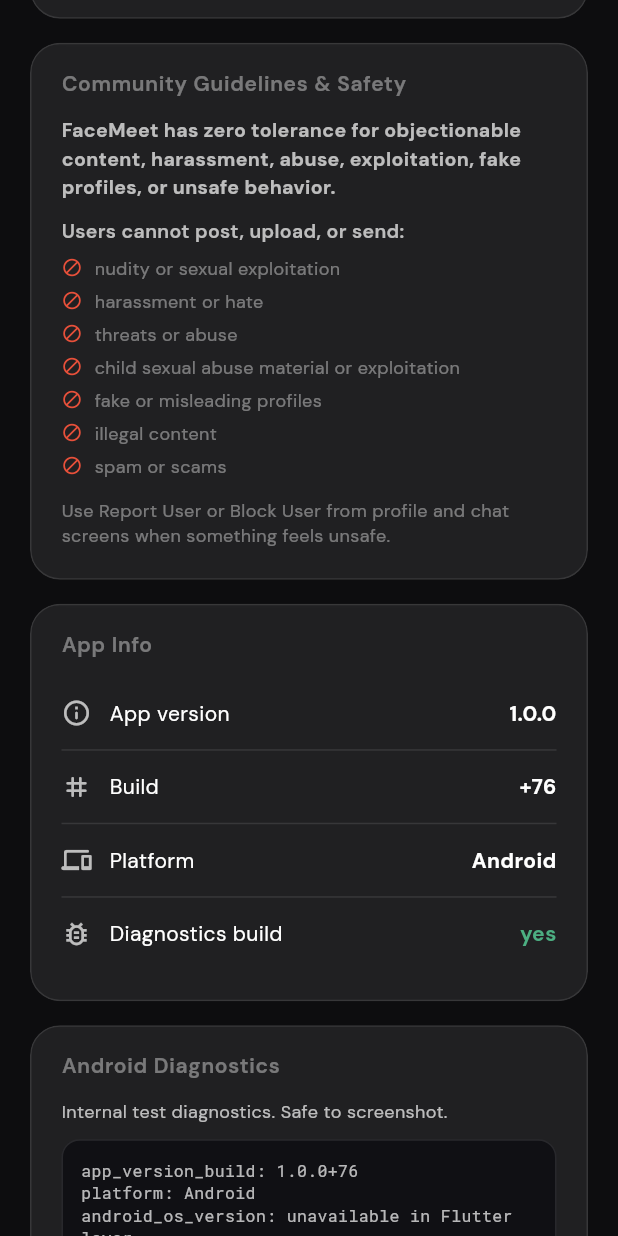
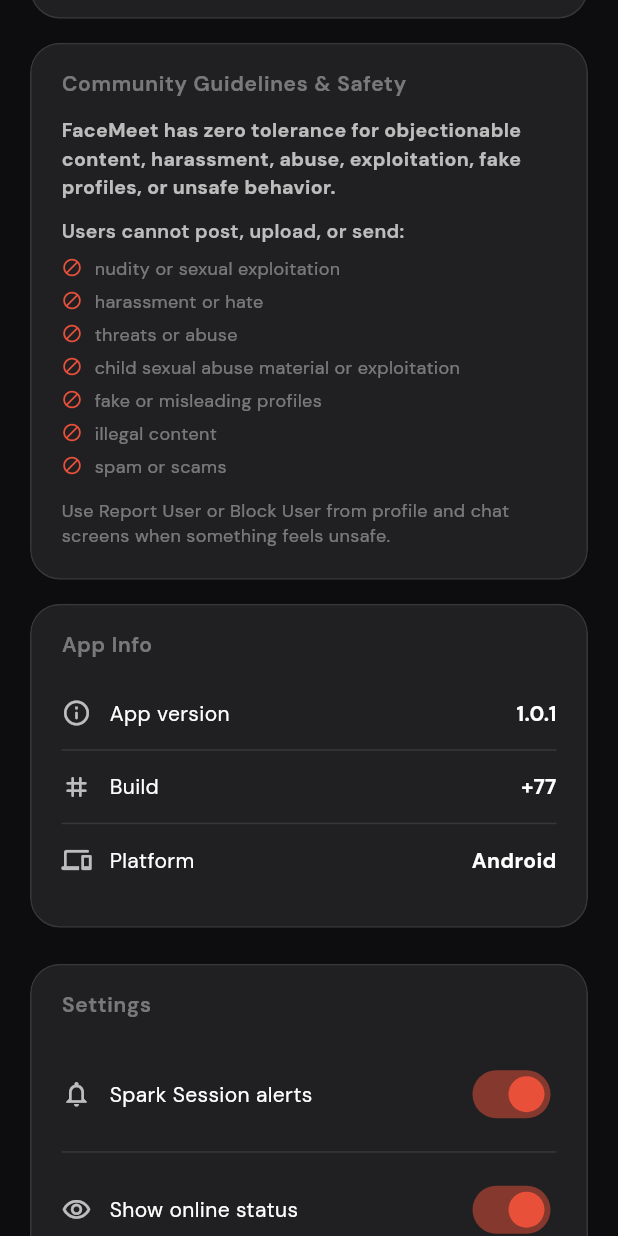
Before and after one commit to connectwithsimeon-hue/facemeet-app, a Flutter app: the ProfileScreen screen opened directly, scrolled down 1152 dp, on a phone screen of 412 x 824 dp. Run offline on Flutter 3.47's test engine with Material 3 defaults, Android fonts, the phone set to English and light mode, and no system bars; our stand-ins replace app_links, cached_network_image, camera, dio, firebase_core, firebase_messaging and 16 more; missing offline and left inert: daily_flutter, dart:html, dart:js_util, dart:ui_web, google_mlkit_face_detection, purchases_flutter and 1 more; accounts and stored records are empty; network calls fail.

Commit message:
Remove production diagnostics UI

```diff
--- a/lib/presentation/profile_screen/profile_screen.dart
+++ b/lib/presentation/profile_screen/profile_screen.dart
@@ -12,7 +12,6 @@
 import 'package:url_launcher/url_launcher.dart';
 
 import '../../routes/app_routes.dart';
-import '../../services/android_diagnostics_service.dart';
 import '../../services/content_filter_service.dart';
 import '../../services/presence_service.dart';
 import '../../services/realtime_notification_service.dart';
@@ -66,7 +65,6 @@
     _loadStats();
     _loadReferralData();
     _subscribeToMatchesRealtime();
-    AndroidDiagnosticsService.instance.load();
     if (kIsWeb) _loadNotificationState();
   }
 
@@ -948,10 +946,6 @@
         _buildCommunityGuidelinesCard(),
         const SizedBox(height: 16),
         _buildAppInfoCard(),
-        if (!kIsWeb && defaultTargetPlatform == TargetPlatform.android) ...[
-          const SizedBox(height: 16),
-          _buildAndroidDiagnosticsCard(),
-        ],
         const SizedBox(height: 24),
         _SectionCard(
           title: 'Settings',
@@ -1178,72 +1172,6 @@
     );
   }
 
-  Widget _buildAndroidDiagnosticsCard() {
-    return _SectionCard(
-      title: 'Android Diagnostics',
-      child: AnimatedBuilder(
-        animation: AndroidDiagnosticsService.instance,
-        builder: (context, _) {
-          return FutureBuilder<List<String>>(
-            future: AndroidDiagnosticsService.instance.buildProfileLines(),
-            builder: (context, snapshot) {
-              final lines =
-                  snapshot.data ?? const ['Loading Android diagnostics...'];
-              return Column(
-                crossAxisAlignment: CrossAxisAlignment.stretch,
-                children: [
-                  Text(
-                    'Internal test diagnostics. Safe to screenshot.',
-                    style: GoogleFonts.dmSans(
-                      fontSize: 12,
-                      color: AppTheme.textSecondary,
-                    ),
-                  ),
-                  const SizedBox(height: 10),
-                  Container(
-                    constraints: const BoxConstraints(maxHeight: 360),
-                    padding: const EdgeInsets.all(12),
-                    decoration: BoxDecoration(
-                      color: const Color(0xFF101014),
-                      borderRadius: BorderRadius.circular(12),
-                      border: Border.all(color: AppTheme.borderGlass),
-                    ),
-                    child: SingleChildScrollView(
-                      child: SelectableText(
-                        lines.join('\n'),
-                        style: GoogleFonts.robotoMono(
-                          fontSize: 11,
-                          height: 1.35,
-                          color: Colors.white70,
-                        ),
-                      ),
-                    ),
-                  ),
-                  const SizedBox(height: 10),
-                  OutlinedButton.icon(
-                    onPressed: () async {
-                      await AndroidDiagnosticsService.instance
-                          .verifyDeviceTokenReadback();
-                    },
-                    icon: const Icon(Icons.refresh_rounded, size: 16),
-                    label: Text(
-                      'Refresh diagnostics',
-                      style: GoogleFonts.dmSans(fontWeight: FontWeight.w600),
-                    ),
-                    style: OutlinedButton.styleFrom(
-                      foregroundColor: AppTheme.primary,
-                      side: const BorderSide(color: AppTheme.primary),
-                    ),
-                  ),
-                ],
-              );
-            },
-          );
-        },
-      ),
-    );
-  }
-
   Widget _buildAppInfoCard() {
     return _SectionCard(
       title: 'App Info',
@@ -1294,18 +1222,6 @@
                   platform,
                   style: GoogleFonts.dmSans(
                     color: Colors.white,
-                    fontWeight: FontWeight.w700,
-                  ),
-                ),
-              ),
-              Divider(color: AppTheme.borderGlass, height: 1),
-              _SettingsRow(
-                icon: Icons.bug_report_outlined,
-                label: 'Diagnostics build',
-                trailing: Text(
-                  'yes',
-                  style: GoogleFonts.dmSans(
-                    color: AppTheme.sparkGreen,
                     fontWeight: FontWeight.w700,
                   ),
                 ),
--- a/pubspec.yaml
+++ b/pubspec.yaml
@@ -1,7 +1,7 @@
 name: facemeet
 description: A new Flutter project.
 publish_to: none
-version: 1.0.0+76
+version: 1.0.1+77
 
 environment:
   sdk: ^3.9.0
```
